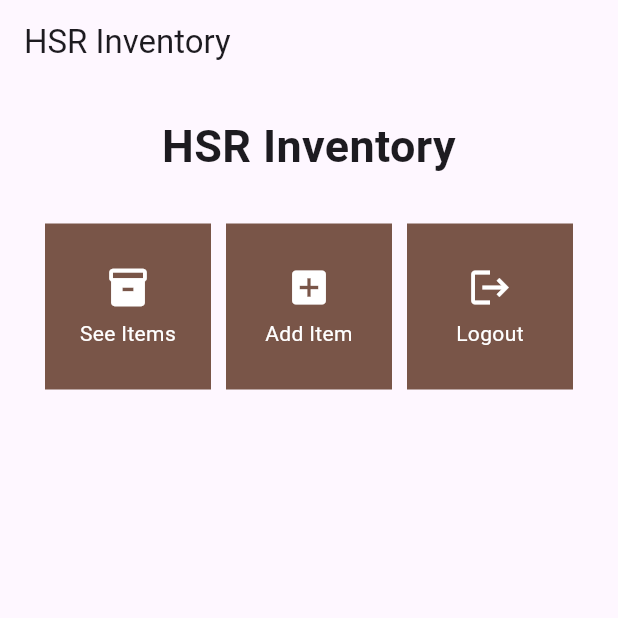
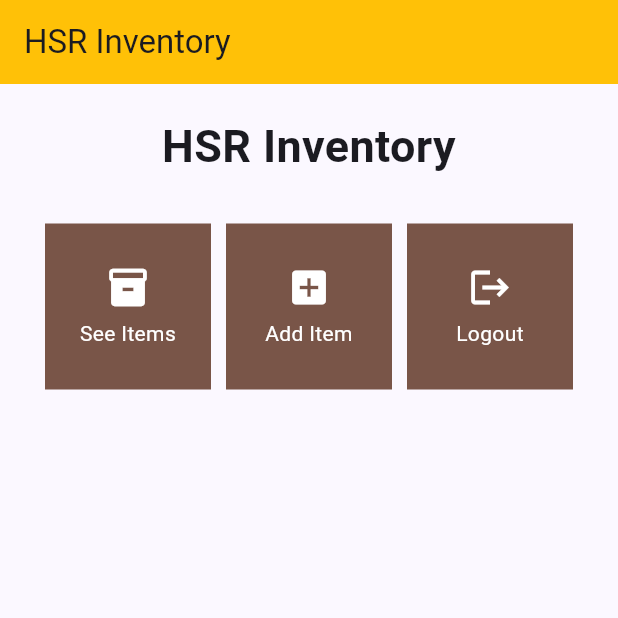
Before and after one commit to MightyZanark/hsr-inventory-mobile, a Flutter app: the screen it shows after launch, on a phone screen of 412 x 824 dp, the top half of it. Run offline on Flutter 3.47's test engine with Material 2 defaults, Android fonts, the phone set to English and light mode, and no system bars.

Commit message:
edit: change AppBar bg color

```diff
--- a/lib/main.dart
+++ b/lib/main.dart
@@ -13,7 +13,7 @@ class MyApp extends StatelessWidget {
     return MaterialApp(
       title: 'HSR Inventory',
       theme: ThemeData(
-        colorScheme: ColorScheme.fromSeed(seedColor: Colors.deepPurple),
+        colorScheme: ColorScheme.fromSeed(seedColor: Colors.indigo),
         useMaterial3: true,
       ),
       home: HomePage(),
--- a/lib/menu.dart
+++ b/lib/menu.dart
@@ -2,7 +2,7 @@ import 'package:flutter/material.dart';
 import 'dart:math';
 
 class HomePage extends StatelessWidget {
-  HomePage({super.key});
+  HomePage({Key? key}) : super(key: key);
 
   final List<MenuItem> menus = [
     MenuItem("See Items", Icons.inventory),
@@ -13,7 +13,10 @@ class HomePage extends StatelessWidget {
   @override
   Widget build(BuildContext context) {
     return Scaffold(
-        appBar: AppBar(title: const Text("HSR Inventory")),
+        appBar: AppBar(
+          title: const Text("HSR Inventory"),
+          backgroundColor: Colors.amber,
+        ),
         body: SingleChildScrollView(
           child: Padding(
             padding: const EdgeInsets.all(10),
```
